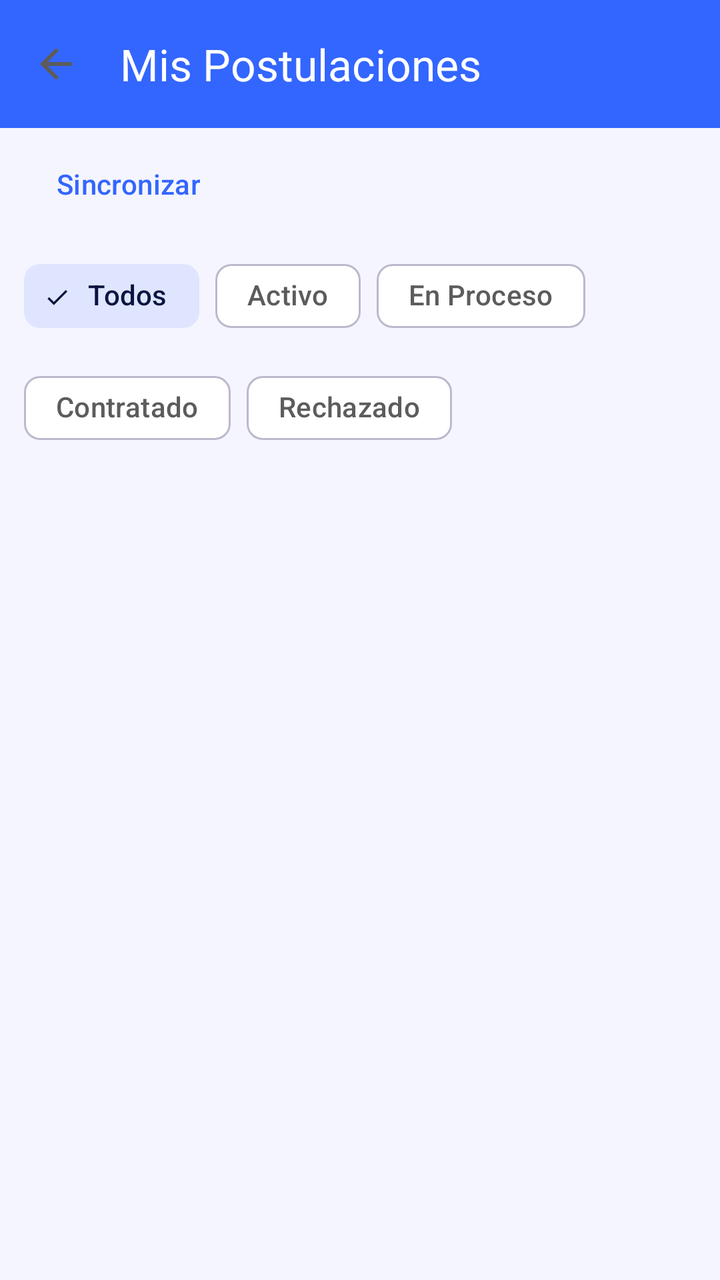
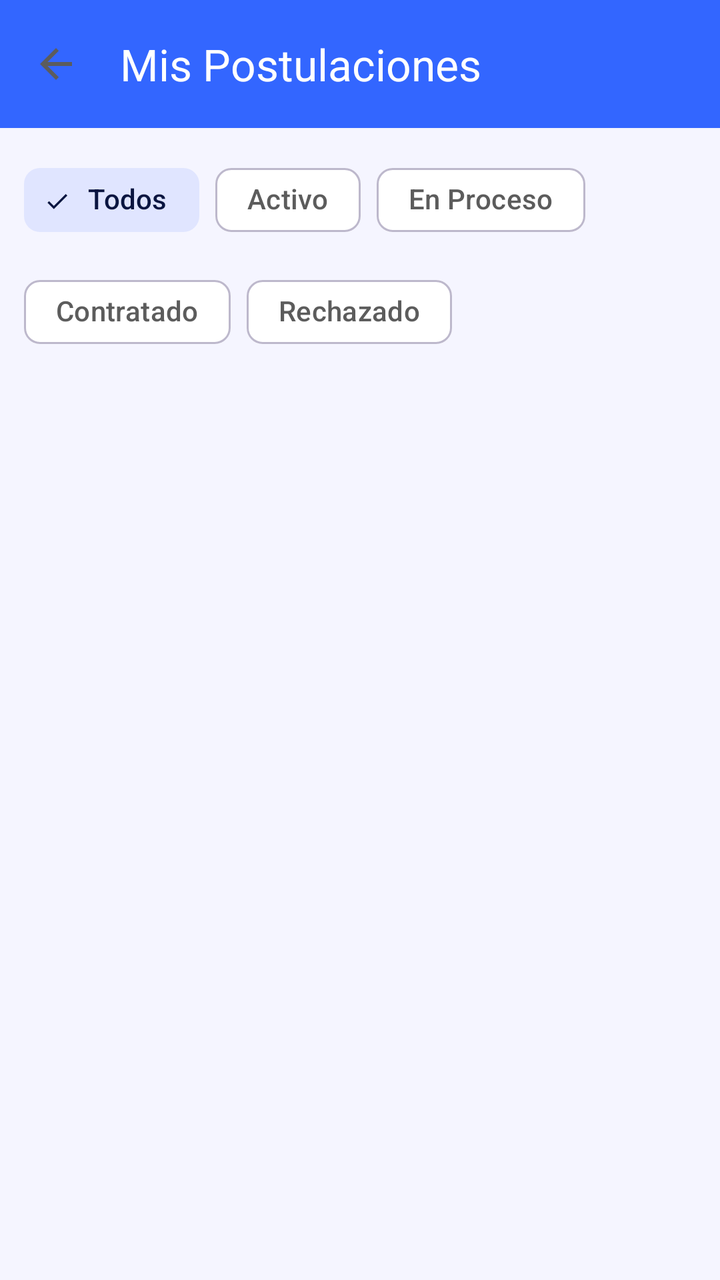

Compare the two renders of this Android layout. The source of the first and the diff that turns it into the second are given below.
<!-- AndroidManifest.xml: application theme Theme.BT -->
<!-- res/layout/fragment_servicio10.xml -->
<?xml version="1.0" encoding="utf-8"?>
<LinearLayout xmlns:android="http://schemas.android.com/apk/res/android"
    xmlns:app="http://schemas.android.com/apk/res-auto"
    android:layout_width="match_parent"
    android:layout_height="match_parent"
    android:orientation="vertical">

    <com.google.android.material.appbar.MaterialToolbar
        android:id="@+id/toolbar"
        android:layout_width="match_parent"
        android:layout_height="?attr/actionBarSize"
        android:background="?attr/colorPrimary"
        app:title="@string/s10_titulo"
        app:titleTextColor="?attr/colorOnPrimary"
        app:navigationIcon="?attr/homeAsUpIndicator" />

    <LinearLayout
        android:layout_width="match_parent"
        android:layout_height="wrap_content"
        android:orientation="horizontal"
        android:gravity="center_vertical"
        android:paddingHorizontal="16dp"
        android:paddingTop="4dp">

        <TextView
            android:id="@+id/tvSelectorLabel"
            android:layout_width="0dp"
            android:layout_height="wrap_content"
            android:layout_weight="1"
            android:text="@string/s9_seleccionar_postulante"
            android:visibility="gone" />

        <com.google.android.material.button.MaterialButton
            android:id="@+id/btnSincronizar"
            style="@style/Widget.Material3.Button.TextButton"
            android:layout_width="wrap_content"
            android:layout_height="wrap_content"
            android:text="@string/s10_btn_sincronizar" />
    </LinearLayout>

    <com.google.android.material.textfield.TextInputLayout
        android:id="@+id/tilPostulante"
        style="@style/Widget.Material3.TextInputLayout.OutlinedBox.ExposedDropdownMenu"
        android:layout_width="match_parent"
        android:layout_height="wrap_content"
        android:paddingHorizontal="16dp"
        android:paddingTop="4dp"
        android:visibility="gone"
        android:hint="@string/s9_seleccionar_postulante">

        <com.google.android.material.textfield.MaterialAutoCompleteTextView
            android:id="@+id/spPostulante"
            android:layout_width="match_parent"
            android:layout_height="wrap_content"
            android:inputType="none" />
    </com.google.android.material.textfield.TextInputLayout>

    <com.google.android.material.chip.ChipGroup
        android:id="@+id/chipGroup"
        android:layout_width="match_parent"
        android:layout_height="wrap_content"
        android:paddingHorizontal="12dp"
        android:paddingVertical="8dp"
        app:singleSelection="true"
        app:selectionRequired="true">

        <com.google.android.material.chip.Chip
            android:id="@+id/chipTodos"
            style="@style/Widget.Material3.Chip.Filter"
            android:layout_width="wrap_content"
            android:layout_height="wrap_content"
            android:checked="true"
            android:text="@string/s10_filtro_todos" />

        <com.google.android.material.chip.Chip
            android:id="@+id/chipActivo"
            style="@style/Widget.Material3.Chip.Filter"
            android:layout_width="wrap_content"
            android:layout_height="wrap_content"
            android:text="@string/s10_filtro_activo" />

        <com.google.android.material.chip.Chip
            android:id="@+id/chipEnProceso"
            style="@style/Widget.Material3.Chip.Filter"
            android:layout_width="wrap_content"
            android:layout_height="wrap_content"
            android:text="@string/s10_filtro_en_proceso" />

        <com.google.android.material.chip.Chip
            android:id="@+id/chipContratado"
            style="@style/Widget.Material3.Chip.Filter"
            android:layout_width="wrap_content"
            android:layout_height="wrap_content"
            android:text="@string/s10_filtro_contratado" />

        <com.google.android.material.chip.Chip
            android:id="@+id/chipRechazado"
            style="@style/Widget.Material3.Chip.Filter"
            android:layout_width="wrap_content"
            android:layout_height="wrap_content"
            android:text="@string/s10_filtro_rechazado" />
    </com.google.android.material.chip.ChipGroup>

    <ProgressBar
        android:id="@+id/progressBar"
        android:layout_width="48dp"
        android:layout_height="48dp"
        android:layout_gravity="center"
        android:visibility="gone" />

    <TextView
        android:id="@+id/tvVacio"
        android:layout_width="match_parent"
        android:layout_height="wrap_content"
        android:gravity="center"
        android:padding="32dp"
        android:text="@string/s10_sin_postulaciones"
        android:visibility="gone" />

    <androidx.recyclerview.widget.RecyclerView
        android:id="@+id/rvPostulaciones"
        android:layout_width="match_parent"
        android:layout_height="0dp"
        android:layout_weight="1"
        android:clipToPadding="false"
        android:padding="8dp" />

</LinearLayout>
<!-- resources referenced by this layout -->
<resources>
  <string name="s10_btn_sincronizar">Sincronizar</string>
  <string name="s10_filtro_activo">Activo</string>
  <string name="s10_filtro_contratado">Contratado</string>
  <string name="s10_filtro_en_proceso">En Proceso</string>
  <string name="s10_filtro_rechazado">Rechazado</string>
  <string name="s10_filtro_todos">Todos</string>
  <string name="s10_sin_postulaciones">No tienes postulaciones</string>
  <string name="s10_titulo">Mis Postulaciones</string>
  <string name="s9_seleccionar_postulante">Seleccionar postulante</string>
  <style name="Theme.BT" parent="Base.Theme.BT" />
  <style name="Base.Theme.BT" parent="Theme.Material3.DayNight.NoActionBar">
          <item name="android:textColor">@color/text_primary</item>
          <item name="android:textColorPrimary">@color/text_primary</item>
          <item name="android:textColorSecondary">@color/text_secondary</item>
          <item name="colorPrimary">@color/primary</item>
          <item name="colorPrimaryContainer">@color/primary_container</item>
          <item name="colorOnPrimary">@color/on_primary</item>
          <item name="colorOnPrimaryContainer">@color/on_primary_container</item>
          <item name="colorSecondary">@color/secondary</item>
          <item name="colorSecondaryContainer">@color/secondary_container</item>
          <item name="colorOnSecondary">@color/on_secondary</item>
          <item name="colorOnSecondaryContainer">@color/on_secondary_container</item>
          <item name="colorTertiary">@color/primary_variant</item>
          <item name="colorTertiaryContainer">@color/primary_container</item>
          <item name="colorError">@color/error</item>
          <item name="colorOnError">@color/on_error</item>
          <item name="android:colorBackground">@color/background_light</item>
          <item name="colorSurface">@color/surface_light</item>
          <item name="colorSurfaceVariant">@color/surface_variant_light</item>
          <item name="colorOnSurface">@color/text_primary</item>
          <item name="colorOnSurfaceVariant">@color/text_secondary</item>
          <item name="colorOutline">@color/outline</item>
          <item name="android:statusBarColor">@color/primary</item>
          <item name="android:navigationBarColor">@color/background_light</item>
          <item name="android:windowLightStatusBar">true</item>
      </style>
  <color name="text_primary">#FF0D1A4A</color>
  <color name="text_secondary">#FF5C5C5C</color>
  <color name="primary">#FF3366FF</color>
  <color name="primary_container">#FFE0E5FF</color>
  <color name="on_primary">#FFFFFFFF</color>
  <color name="on_primary_container">#FF0A1540</color>
  <color name="secondary">#FF5C7FFF</color>
  <color name="secondary_container">#FFE0E5FF</color>
  <color name="on_secondary">#FFFFFFFF</color>
  <color name="on_secondary_container">#FF0A1540</color>
  <color name="primary_variant">#FF1A4FFF</color>
  <color name="error">#FFD32F2F</color>
  <color name="on_error">#FFFFFFFF</color>
  <color name="background_light">#FFF5F5FF</color>
  <color name="surface_light">#FFFFFFFF</color>
  <color name="surface_variant_light">#FFEDF0FF</color>
  <color name="outline">#FFBDB8CC</color>
</resources>

<!-- the commit's change to res/layout/fragment_servicio10.xml (unified diff, before → after) -->
@@ -24,18 +24,10 @@
 
         <TextView
             android:id="@+id/tvSelectorLabel"
-            android:layout_width="0dp"
+            android:layout_width="match_parent"
             android:layout_height="wrap_content"
-            android:layout_weight="1"
             android:text="@string/s9_seleccionar_postulante"
             android:visibility="gone" />
-
-        <com.google.android.material.button.MaterialButton
-            android:id="@+id/btnSincronizar"
-            style="@style/Widget.Material3.Button.TextButton"
-            android:layout_width="wrap_content"
-            android:layout_height="wrap_content"
-            android:text="@string/s10_btn_sincronizar" />
     </LinearLayout>
 
     <com.google.android.material.textfield.TextInputLayout
<!-- resource entries referenced after the edit -->
@@ -1,6 +1,5 @@
 <!-- resources referenced by this layout -->
 <resources>
-  <string name="s10_btn_sincronizar">Sincronizar</string>
   <string name="s10_filtro_activo">Activo</string>
   <string name="s10_filtro_contratado">Contratado</string>
   <string name="s10_filtro_en_proceso">En Proceso</string>
